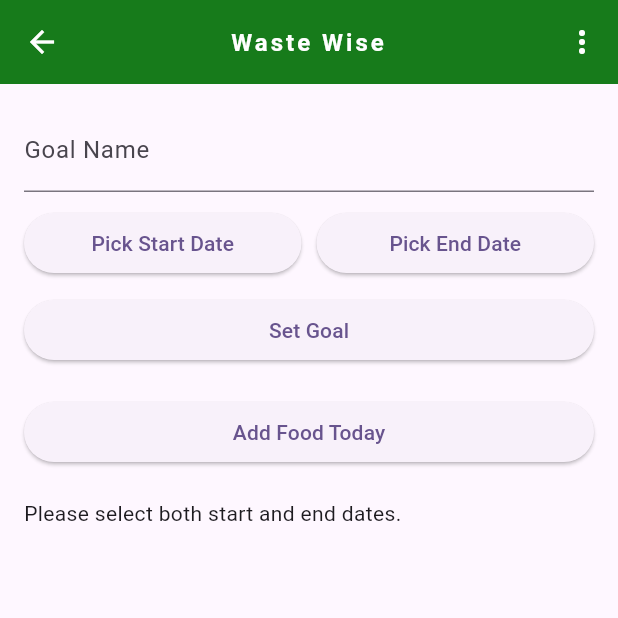
After one commit to apps101010/waste_wise, a Flutter app: the AddGoals screen opened directly, after a tap on "Set Goal", on a phone screen of 412 x 824 dp, the top half of it. The commit adds this screen. Run offline on Flutter 3.47's test engine with Material 3 defaults, Android fonts, the phone set to English and light mode, and no system bars; our stand-ins replace cloud_firestore, firebase_auth, firebase_core, firebase_storage, flutter_spinkit, geocoding and 7 more; missing offline and left inert: dart:ffi; accounts and stored records are empty.

Commit message:
goals added

```diff
--- /dev/null
+++ b/lib/activities/add_goals.dart
@@ -0,0 +1,183 @@
+import 'package:cloud_firestore/cloud_firestore.dart';
+import 'package:flutter/material.dart';
+import 'package:waste_wise/util/custom_app_bar.dart';
+
+class AddGoals extends StatefulWidget {
+  const AddGoals({super.key});
+
+  @override
+  State<AddGoals> createState() => _AddGoalsState();
+}
+
+class _AddGoalsState extends State<AddGoals> {
+  final FirebaseFirestore firestore = FirebaseFirestore.instance;
+
+  // Controllers for goal details
+  TextEditingController goalNameController = TextEditingController();
+  DateTime? startDate;
+  DateTime? endDate;
+  List<bool> foodAddedPerDay = [];
+
+  @override
+  Widget build(BuildContext context) {
+    return Scaffold(
+      appBar: CustomAppBar(title: 'Waste Wise',),
+      body: Padding(
+        padding: const EdgeInsets.all(16.0),
+        child: Column(
+          crossAxisAlignment: CrossAxisAlignment.stretch,
+          children: [
+            TextField(
+              controller: goalNameController,
+              decoration: InputDecoration(
+                labelText: 'Goal Name',
+              ),
+            ),
+            SizedBox(height: 10),
+            Row(
+              children: [
+                Expanded(
+                  child: ElevatedButton(
+                    onPressed: () async {
+                      DateTime? picked = await showDatePicker(
+                        context: context,
+                        initialDate: DateTime.now(),
+                        firstDate: DateTime(2020),
+                        lastDate: DateTime(2100),
+                      );
+                      if (picked != null) {
+                        setState(() {
+                          startDate = picked;
+                          _generateFoodAddedPerDay();
+                        });
+                      }
+                    },
+                    child: Text(
+                      startDate == null
+                          ? 'Pick Start Date'
+                          : formatDate(startDate!),
+                    ),
+                  ),
+                ),
+                SizedBox(width: 10),
+                Expanded(
+                  child: ElevatedButton(
+                    onPressed: () async {
+                      DateTime? picked = await showDatePicker(
+                        context: context,
+                        initialDate: DateTime.now(),
+                        firstDate: DateTime(2020),
+                        lastDate: DateTime(2100),
+                      );
+                      if (picked != null) {
+                        setState(() {
+                          endDate = picked;
+                          _generateFoodAddedPerDay();
+                        });
+                      }
+                    },
+                    child: Text(
+                      endDate == null
+                          ? 'Pick End Date'
+                          : formatDate(endDate!),
+                    ),
+                  ),
+                ),
+              ],
+            ),
+            SizedBox(height: 10),
+            ElevatedButton(
+              onPressed: () {
+                saveGoal();
+              },
+              child: Text('Set Goal'),
+            ),
+            SizedBox(height: 20),
+            ElevatedButton(
+              onPressed: () {
+                addFoodToBin();
+              },
+              child: Text('Add Food Today'),
+            ),
+            SizedBox(height: 20),
+            // Display Icons for Goal Days
+            _buildGoalIcons(),
+          ],
+        ),
+      ),
+    );
+  }
+
+  // Function to format date as 'yyyy-MM-dd'
+  String formatDate(DateTime date) {
+    return '${date.year.toString().padLeft(4, '0')}-'
+        '${date.month.toString().padLeft(2, '0')}-'
+        '${date.day.toString().padLeft(2, '0')}';
+  }
+
+  // Function to generate the boolean list for each day in the goal range
+  void _generateFoodAddedPerDay() {
+    if (startDate != null && endDate != null) {
+      int dayCount = endDate!.difference(startDate!).inDays + 1;
+      foodAddedPerDay = List.generate(dayCount, (index) => false);
+    }
+  }
+
+  // Function to display the icons based on the goal duration
+  Widget _buildGoalIcons() {
+    if (startDate == null || endDate == null) {
+      return Text('Please select both start and end dates.');
+    }
+
+    return Wrap(
+      spacing: 8.0,
+      children: List.generate(foodAddedPerDay.length, (index) {
+        bool foodAdded = foodAddedPerDay[index];
+        return Icon(
+          foodAdded ? Icons.check_circle : Icons.cancel,
+          color: foodAdded ? Colors.green : Colors.red,
+          size: 32,
+        );
+      }),
+    );
+  }
+
+  void saveGoal() {
+    String goalName = goalNameController.text;
+    if (goalName.isNotEmpty && startDate != null && endDate != null) {
+      firestore.collection('goals').add({
+        'name': goalName,
+        'startDate': startDate!.toIso8601String(),
+        'endDate': endDate!.toIso8601String(),
+        'foodAddedPerDay': foodAddedPerDay, // Store array of bools
+      });
+    }
+  }
+
+  void addFoodToBin() {
+    print(startDate);
+    // Mark the food as added for today's date in the goal range
+    if (startDate != null && endDate != null) {
+      int todayIndex = DateTime.now().difference(startDate!).inDays;
+      if (todayIndex >= 0 && todayIndex < foodAddedPerDay.length) {
+        setState(() {
+          foodAddedPerDay[todayIndex] = true;
+        });
+
+        // Update the goal document in Firestore
+        firestore.collection('goals').get().then((QuerySnapshot querySnapshot) {
+          querySnapshot.docs.forEach((doc) {
+            DateTime start = DateTime.parse(doc['startDate']);
+            DateTime end = DateTime.parse(doc['endDate']);
+
+            if (start == startDate && end == endDate && doc['name'] == goalNameController.text) {
+              firestore.collection('goals').doc(doc.id).update({
+                'foodAddedPerDay': foodAddedPerDay,
+              });
+            }
+          });
+        });
+      }
+    }
+  }
+}
--- a/lib/activities/moderator_home_screen.dart
+++ b/lib/activities/moderator_home_screen.dart
@@ -2,6 +2,8 @@ import 'package:flutter/material.dart';
 import 'package:get/get.dart';
 import 'package:permission_handler/permission_handler.dart';
 import 'package:shared_preferences/shared_preferences.dart';
+import 'package:waste_wise/activities/add_goals.dart';
+import 'package:waste_wise/activities/all_goals.dart';
 import 'package:waste_wise/activities/food_activity.dart';
 import 'package:waste_wise/activities/nearest_food_bin.dart';
 import 'package:waste_wise/activities/nearest_food_bin_on_map.dart';
@@ -75,6 +77,8 @@ class _ModeratorHomeScreenState extends State<ModeratorHomeScreen> {
                   CustomButton(text: 'View educational content', status: 3),
                   SizedBox(height: 30),
                   CustomButton(text: 'Check Food Bin On Map', status: 4),
+                  SizedBox(height: 30),
+                  CustomButton(text: 'Add Goals', status: 5),
                   SizedBox(height: 10),
                 ],
               ),
@@ -104,6 +108,8 @@ class CustomButton extends StatelessWidget {
           Get.to(() => ShowEducationalContent(),arguments: {'visibility':false});
         }else if(status == 4){
           Get.to(() => NearestFoodBinOnMap());
+        }else if(status == 5){
+          Get.to(() => AllGoals());
         }
 
       },
--- a/lib/activities/signup_screen.dart
+++ b/lib/activities/signup_screen.dart
@@ -293,6 +293,7 @@ class _SignupScreenState extends State<SignupScreen> {
         await _firestore.collection('users').doc(uid).set({
           'fullName': fullName.text.toString(),
           'email': email.text.toString(),
+          'goalid': 'one',
           'role': 'moderator',
         });
 
```
Also changed, not shown: lib/activities/all_goals.dart (added, +263 -0 lines), lib/activities/login_screen.dart (+8 -6 lines), lib/activities/nearest_food_bin.dart (+35 -0 lines).
